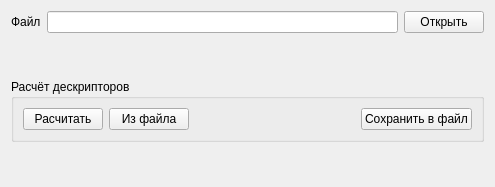
The window that ui/descriptorwidget.ui (massaraksh-yandex/thesis) describes before a commit, drawn with Qt 5.
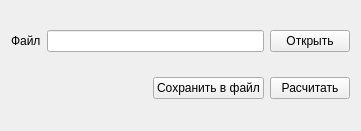
The same window after the commit.

Diff of the .ui file:
```diff
--- a/ui/descriptorwidget.ui
+++ b/ui/descriptorwidget.ui
@@ -6,8 +6,8 @@
    <rect>
     <x>0</x>
     <y>0</y>
-    <width>495</width>
-    <height>187</height>
+    <width>361</width>
+    <height>131</height>
    </rect>
   </property>
   <property name="sizePolicy">
@@ -42,35 +42,8 @@
     </layout>
    </item>
    <item>
-    <spacer name="verticalSpacer_2">
-     <property name="orientation">
-      <enum>Qt::Vertical</enum>
-     </property>
-     <property name="sizeType">
-      <enum>QSizePolicy::Fixed</enum>
-     </property>
-     <property name="sizeHint" stdset="0">
-      <size>
-       <width>20</width>
-       <height>40</height>
-      </size>
-     </property>
-    </spacer>
-   </item>
+    <layout class="QHBoxLayout" name="horizontalLayout_2">
    <item>
-    <widget class="QGroupBox" name="groupBox">
-     <property name="title">
-      <string>Расчёт дескрипторов</string>
-     </property>
-     <layout class="QGridLayout" name="gridLayout">
-      <item row="0" column="1">
-       <widget class="QPushButton" name="buttonFromFile">
-        <property name="text">
-         <string>Из файла</string>
-        </property>
-       </widget>
-      </item>
-      <item row="0" column="2">
        <spacer name="horizontalSpacer">
         <property name="orientation">
          <enum>Qt::Horizontal</enum>
@@ -83,40 +56,23 @@
         </property>
        </spacer>
       </item>
-      <item row="0" column="0">
-       <widget class="QPushButton" name="buttonCompute">
-        <property name="text">
-         <string>Расчитать</string>
-        </property>
-       </widget>
-      </item>
-      <item row="0" column="3">
+     <item>
        <widget class="QPushButton" name="buttonSave">
         <property name="text">
          <string>Сохранить в файл</string>
         </property>
        </widget>
       </item>
-     </layout>
-    </widget>
-   </item>
    <item>
-    <spacer name="verticalSpacer">
-     <property name="orientation">
-      <enum>Qt::Vertical</enum>
-     </property>
-     <property name="sizeHint" stdset="0">
-      <size>
-       <width>20</width>
-       <height>40</height>
-      </size>
-     </property>
-    </spacer>
-   </item>
-  </layout>
-  <zorder>groupBox</zorder>
-  <zorder>verticalSpacer</zorder>
-  <zorder>verticalSpacer_2</zorder>
+      <widget class="QPushButton" name="buttonCompute">
+       <property name="text">
+        <string>Расчитать</string>
+       </property>
+      </widget>
+     </item>
+    </layout>
+   </item>
+  </layout>
  </widget>
  <resources/>
  <connections/>
```
Lines whose indentation alone changed are shown as unchanged.
